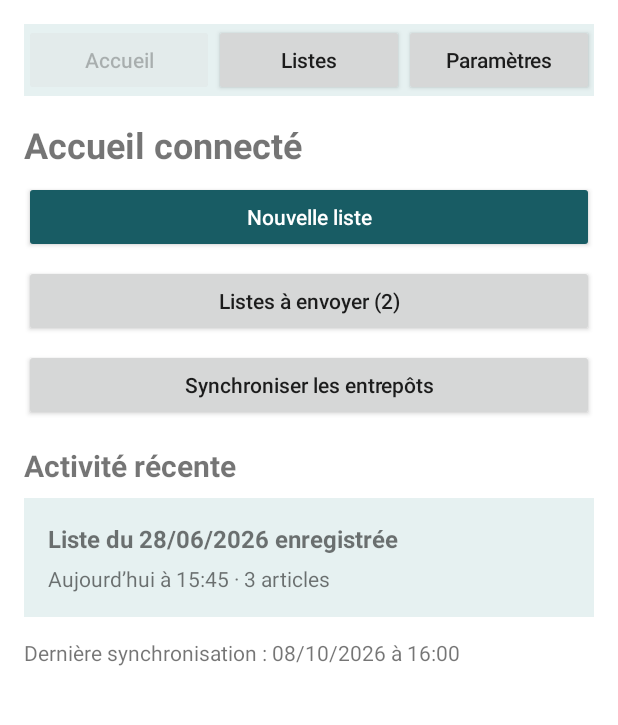
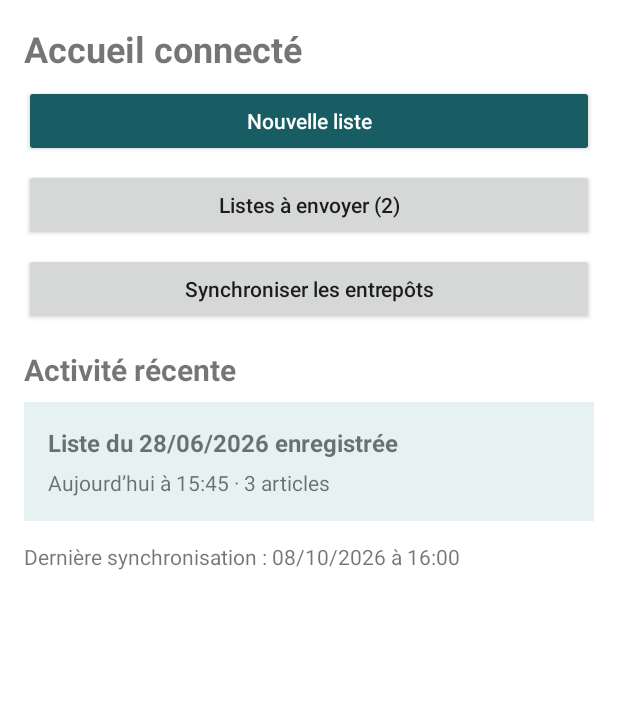
Before and after one commit to chloemassol12-bit/DoliStockApp, an Android app: the fragment HomeFragment placed in its activity, on a phone screen of 412 x 824 dp, the part 84-809 px from its top. Run offline under Robolectric (Android 15) with nearby library versions, the phone set to English and light mode, and no system bars.

Commit message:
feat(navigation): regrouper les destinations dans un menu hamburger

```diff
--- a/app/src/main/java/fr/dolistocks/app/ui/home/HomeFragment.java
+++ b/app/src/main/java/fr/dolistocks/app/ui/home/HomeFragment.java
@@ -30,7 +30,6 @@ public final class HomeFragment extends WorkflowFragment {
                         .replace(R.id.page, SyncFragment.class, null)
                         .addToBackStack(null)
                         .commit());
-        view.findViewById(R.id.home).setEnabled(false);
         view.findViewById(R.id.new_list).setOnClickListener(button ->
                 getParentFragmentManager().beginTransaction()
                         .setReorderingAllowed(true)
--- a/app/src/main/java/fr/dolistocks/app/ui/workflow/WorkflowFragment.java
+++ b/app/src/main/java/fr/dolistocks/app/ui/workflow/WorkflowFragment.java
@@ -11,7 +11,6 @@ import androidx.lifecycle.ViewModelProvider;
 import fr.dolistocks.app.MainActivity;
 import fr.dolistocks.app.R;
 import fr.dolistocks.app.data.demo.DemoStock;
-import fr.dolistocks.app.ui.home.HomeFragment;
 
 /** Navigation commune aux écrans accessibles après la première synchronisation. */
 public abstract class WorkflowFragment extends Fragment {
@@ -25,15 +24,6 @@ public abstract class WorkflowFragment extends Fragment {
     public void onViewCreated(@NonNull View view, @Nullable Bundle state) {
         super.onViewCreated(view, state);
         session = new ViewModelProvider(requireActivity()).get(DemoStock.class);
-        destination(view, R.id.home, HomeFragment.class);
-        destination(view, R.id.lists, PendingFragment.class);
-        destination(view, R.id.settings, SettingsFragment.class);
-    }
-
-    private void destination(View root, int id, Class<? extends Fragment> screen) {
-        View button = root.findViewById(id);
-        button.setEnabled(!screen.isInstance(this));
-        button.setOnClickListener(clicked -> open(screen));
     }
 
     protected void open(Class<? extends Fragment> screen) {
--- /dev/null
+++ b/app/src/main/res/drawable/ic_menu.xml
@@ -0,0 +1,8 @@
+<vector xmlns:android="http://schemas.android.com/apk/res/android"
+    android:width="24dp"
+    android:height="24dp"
+    android:viewportWidth="24"
+    android:viewportHeight="24">
+    <path android:fillColor="@color/accent"
+        android:pathData="M3,6h18v2H3zM3,11h18v2H3zM3,16h18v2H3z" />
+</vector>
--- a/app/src/main/res/layout-w840dp/fragment_articles.xml
+++ b/app/src/main/res/layout-w840dp/fragment_articles.xml
@@ -4,19 +4,17 @@
     android:layout_height="match_parent"
     android:background="@android:color/white">
     <LinearLayout
-        style="@style/HomeSections"
+        android:orientation="horizontal"
         android:layout_width="match_parent"
         android:layout_height="wrap_content"
         android:padding="16dp">
-        <include layout="@layout/navigation_stock" />
         <include layout="@layout/search_panel"
             android:layout_width="0dp"
             android:layout_weight="1"
-            android:layout_marginStart="16dp"
             android:layout_height="wrap_content" />
         <LinearLayout
             android:layout_weight="1.4"
-            style="@style/HomeBody"
+            android:layout_marginStart="16dp"
             android:layout_width="0dp"
             android:layout_height="wrap_content"
             android:orientation="vertical">
--- a/app/src/main/res/layout/activity_main.xml
+++ b/app/src/main/res/layout/activity_main.xml
@@ -4,30 +4,39 @@
     android:orientation="vertical"
     android:fitsSystemWindows="true"
     android:background="@color/header_surface">
-    <FrameLayout
-        android:layout_width="match_parent"
-        android:layout_height="wrap_content">
-    <TextView
+    <LinearLayout
         android:layout_width="match_parent"
         android:layout_height="wrap_content"
         android:minHeight="56dp"
         android:gravity="center_vertical"
-        android:paddingStart="16dp"
-        android:paddingEnd="16dp"
-        android:text="@string/app_name"
-        android:textSize="16sp"
-        android:textStyle="bold"
-        android:textColor="@color/accent" />
+        android:orientation="horizontal"
+        android:paddingStart="8dp"
+        android:paddingEnd="16dp">
+        <ImageButton
+            android:id="@+id/navigation_menu"
+            android:layout_width="48dp"
+            android:layout_height="48dp"
+            android:background="?android:attr/selectableItemBackgroundBorderless"
+            android:contentDescription="@string/open_navigation"
+            android:src="@drawable/ic_menu"
+            android:visibility="gone" />
+        <TextView
+            android:layout_width="0dp"
+            android:layout_height="wrap_content"
+            android:layout_weight="1"
+            android:paddingStart="8dp"
+            android:text="@string/app_name"
+            android:textSize="16sp"
+            android:textStyle="bold"
+            android:textColor="@color/accent" />
         <TextView
             android:id="@+id/connection_status"
             android:layout_width="wrap_content"
             android:layout_height="wrap_content"
-            android:layout_gravity="end|center_vertical"
-            android:layout_marginEnd="16dp"
             android:text="@string/sync_connected"
             android:textColor="@color/accent"
             android:visibility="gone" />
-    </FrameLayout>
+    </LinearLayout>
     <androidx.fragment.app.FragmentContainerView
         android:id="@+id/page"
         android:name="fr.dolistocks.app.ui.login.LoginFragment"
--- a/app/src/main/res/layout/fragment_home.xml
+++ b/app/src/main/res/layout/fragment_home.xml
@@ -4,13 +4,7 @@
     android:layout_height="match_parent"
     android:background="@android:color/white">
     <LinearLayout
-        style="@style/HomeSections"
-        android:layout_width="match_parent"
-        android:layout_height="wrap_content"
-        android:padding="16dp">
-        <include layout="@layout/navigation_stock" />
-        <LinearLayout
-            style="@style/HomeBody"
+        android:padding="16dp"
         android:layout_width="match_parent"
         android:layout_height="wrap_content"
         android:orientation="vertical">
@@ -89,5 +83,4 @@
             android:textSize="14sp"
             android:layout_marginTop="14dp" />
     </LinearLayout>
-    </LinearLayout>
 </ScrollView>
--- a/app/src/main/res/layout/navigation_stock.xml
+++ /dev/null
@@ -1,32 +0,0 @@
-<LinearLayout xmlns:android="http://schemas.android.com/apk/res/android"
-    style="@style/HomeNav"
-    android:layout_height="wrap_content"
-    android:background="@color/header_surface">
-    <Button
-        style="@style/HomeTab"
-        android:layout_height="wrap_content"
-        android:id="@+id/home"
-        android:minHeight="48dp"
-        android:text="@string/home"
-        android:textAllCaps="false"
-        android:paddingStart="2dp"
-        android:paddingEnd="2dp" />
-    <Button
-        style="@style/HomeTab"
-        android:layout_height="wrap_content"
-        android:id="@+id/lists"
-        android:minHeight="48dp"
-        android:text="@string/lists"
-        android:textAllCaps="false"
-        android:paddingStart="2dp"
-        android:paddingEnd="2dp" />
-    <Button
-        style="@style/HomeTab"
-        android:layout_height="wrap_content"
-        android:id="@+id/settings"
-        android:minHeight="48dp"
-        android:text="@string/settings"
-        android:textAllCaps="false"
-        android:paddingStart="2dp"
-        android:paddingEnd="2dp" />
-</LinearLayout>
--- a/app/src/main/res/values-w600dp/home_layout.xml
+++ /dev/null
@@ -1,17 +0,0 @@
-<resources>
-    <style name="HomeSections">
-        <item name="android:orientation">horizontal</item>
-    </style>
-    <style name="HomeNav">
-        <item name="android:orientation">vertical</item>
-        <item name="android:layout_width">174dp</item>
-    </style>
-    <style name="HomeTab">
-        <item name="android:layout_width">match_parent</item>
-        <item name="android:layout_weight">0</item>
-    </style>
-    <style name="HomeBody">
-        <item name="android:layout_marginStart">32dp</item>
-        <item name="android:layout_marginTop">0dp</item>
-    </style>
-</resources>
--- a/app/src/main/res/values/home_layout.xml
+++ /dev/null
@@ -1,17 +0,0 @@
-<resources>
-    <style name="HomeSections">
-        <item name="android:orientation">vertical</item>
-    </style>
-    <style name="HomeNav">
-        <item name="android:orientation">horizontal</item>
-        <item name="android:layout_width">match_parent</item>
-    </style>
-    <style name="HomeTab">
-        <item name="android:layout_width">0dp</item>
-        <item name="android:layout_weight">1</item>
-    </style>
-    <style name="HomeBody">
-        <item name="android:layout_marginStart">0dp</item>
-        <item name="android:layout_marginTop">16dp</item>
-    </style>
-</resources>
--- /dev/null
+++ b/app/src/main/res/values/navigation_strings.xml
@@ -0,0 +1,3 @@
+<resources>
+    <string name="open_navigation">Ouvrir le menu de navigation</string>
+</resources>
```
Also changed, not shown: app/src/main/java/fr/dolistocks/app/MainActivity.java (+25 -0 lines), app/src/main/res/layout/fragment_articles.xml (+3 -10 lines), app/src/main/res/layout/fragment_confirmation.xml (+1 -8 lines), app/src/main/res/layout/fragment_entry.xml (+1 -8 lines), app/src/main/res/layout/fragment_pending.xml (+1 -8 lines), app/src/main/res/layout/fragment_result.xml (+1 -8 lines), app/src/main/res/layout/fragment_search.xml (+3 -10 lines), app/src/main/res/layout/fragment_settings.xml (+1 -8 lines), 2 other files. Lines whose indentation alone changed are shown as unchanged.
